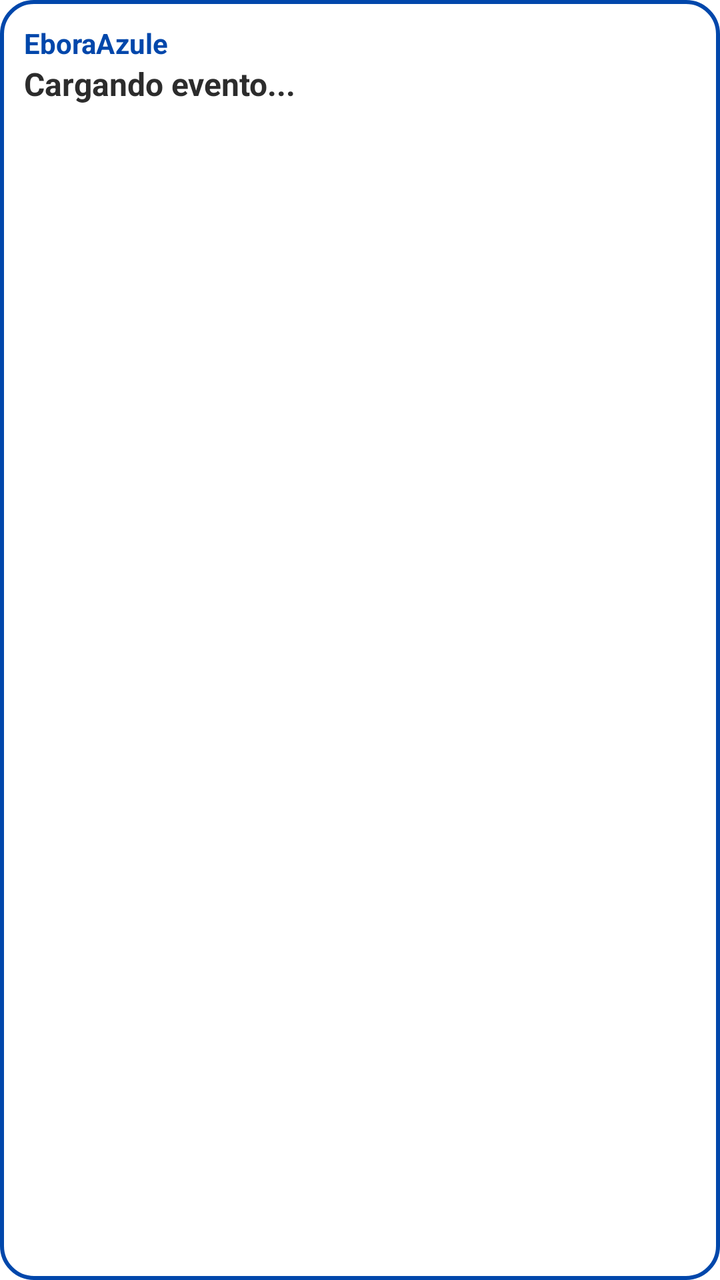
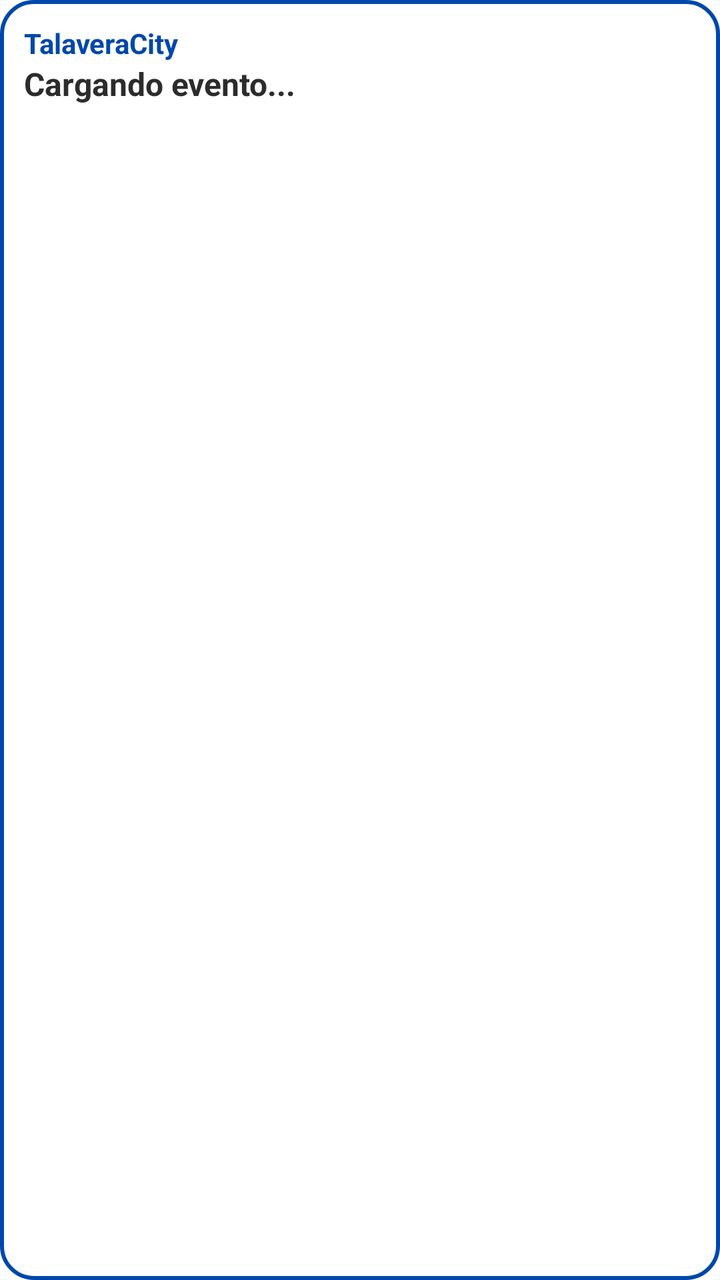

An Android layout rendered at two revisions. The XML below is the earlier revision; the diff shows what the commit changed to produce the second picture.
<!-- AndroidManifest.xml: application theme Theme.EboraAzule -->
<!-- res/layout/event_widget_layout.xml -->
<?xml version="1.0" encoding="utf-8"?>
<LinearLayout xmlns:android="http://schemas.android.com/apk/res/android"
    android:layout_width="match_parent"
    android:layout_height="match_parent"
    android:background="@drawable/widget_background"
    android:orientation="vertical"
    android:padding="12dp">

    <TextView
        android:id="@+id/widget_title"
        android:layout_width="match_parent"
        android:layout_height="wrap_content"
        android:text="EboraAzule"
        android:textColor="#0047AB"
        android:textSize="14sp"
        android:textStyle="bold" />

    <TextView
        android:id="@+id/widget_event_name"
        android:layout_width="match_parent"
        android:layout_height="wrap_content"
        android:ellipsize="end"
        android:maxLines="1"
        android:text="Cargando evento..."
        android:textColor="#2C2C2C"
        android:textSize="16sp"
        android:textStyle="bold" />

    <TextView
        android:id="@+id/widget_event_date"
        android:layout_width="match_parent"
        android:layout_height="wrap_content"
        android:text=""
        android:textColor="#3B7A57"
        android:textSize="12sp" />
</LinearLayout>
<!-- resources referenced by this layout -->
<resources>
  <!-- drawable widget_background (drawable) -->
  <?xml version="1.0" encoding="utf-8"?>
  <shape xmlns:android="http://schemas.android.com/apk/res/android">
      <solid android:color="#FFFFFF" />
      <corners android:radius="16dp" />
      <stroke android:width="2dp" android:color="#0047AB" />
  </shape>
  <style name="Theme.EboraAzule" parent="Theme.MaterialComponents.Light" />
</resources>

<!-- the commit's change to res/layout/event_widget_layout.xml (unified diff, before → after) -->
@@ -10,7 +10,7 @@
         android:id="@+id/widget_title"
         android:layout_width="match_parent"
         android:layout_height="wrap_content"
-        android:text="EboraAzule"
+        android:text="TalaveraCity"
         android:textColor="#0047AB"
         android:textSize="14sp"
         android:textStyle="bold" />
<!-- resource entries referenced after the edit -->
@@ -7,6 +7,6 @@
       <corners android:radius="16dp" />
       <stroke android:width="2dp" android:color="#0047AB" />
   </shape>
-  <style name="Theme.EboraAzule" parent="Theme.MaterialComponents.Light" />
+  <style name="Theme.TalaveraCity" parent="Theme.MaterialComponents.Light" />
 </resources>
 
